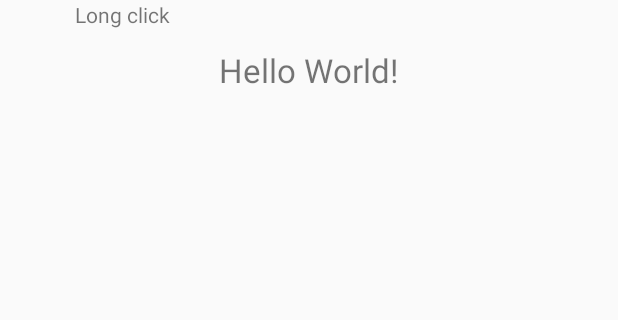
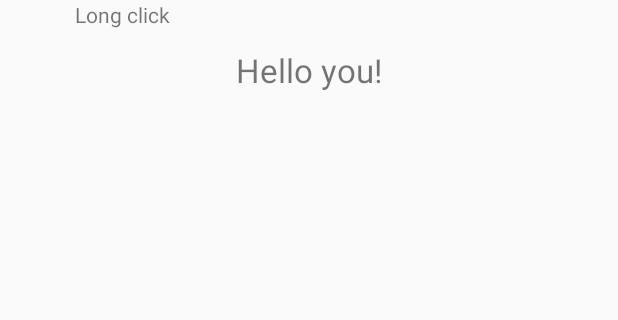
Before and after one commit to ArthurVimond/RxBindingAdapters, an Android app: the layout activity_main.xml on its own in the app's theme, with its tools: preview values and no code run, on a phone screen of 412 x 824 dp, the part 533-853 px from its top. Run offline under Robolectric (Android 15) with nearby library versions, the phone set to English and light mode, and no system bars.

Commit message:
feat(sample): implement result text Observable

```diff
--- a/sample/src/main/java/fr/arthurvimond/rxbindingadapters/sample/MainActivity.kt
+++ b/sample/src/main/java/fr/arthurvimond/rxbindingadapters/sample/MainActivity.kt
@@ -41,6 +41,11 @@ class MainActivity : AppCompatActivity() {
                 .subscribe {
                     ageValueTextView.text = "$it"
                 }.addTo(compositeDisposable)
+
+        // Result text
+        viewModel.getResultText()
+                .subscribe { resultTextView.text = it }
+                .addTo(compositeDisposable)
     }
 
     override fun onDestroy() {
--- a/sample/src/main/res/layout/activity_main.xml
+++ b/sample/src/main/res/layout/activity_main.xml
@@ -200,7 +200,9 @@
                     android:layout_width="wrap_content"
                     android:layout_height="wrap_content"
                     android:layout_marginTop="48dp"
-                    android:text="Hello World!"
+                    android:paddingEnd="16dp"
+                    android:paddingStart="16dp"
+                    android:text="Hello you!"
                     android:textSize="22sp"
                     app:layout_constraintLeft_toLeftOf="parent"
                     app:layout_constraintRight_toRightOf="parent"
```
Also changed, not shown: sample/src/main/java/fr/arthurvimond/rxbindingadapters/sample/MainViewModel.kt (+23 -0 lines).
